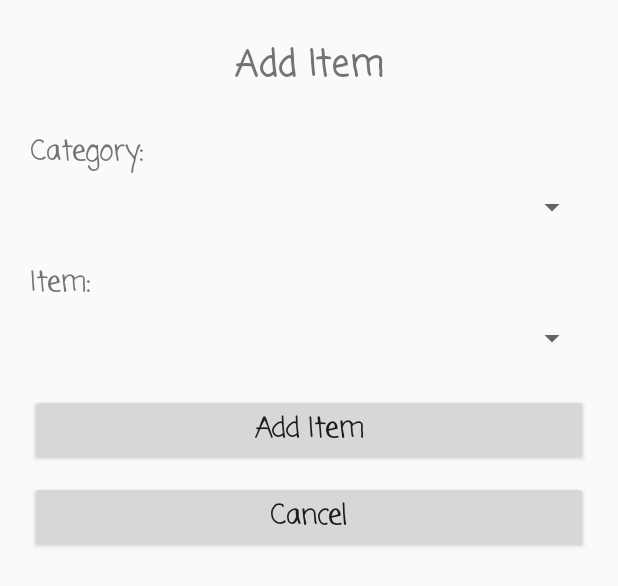
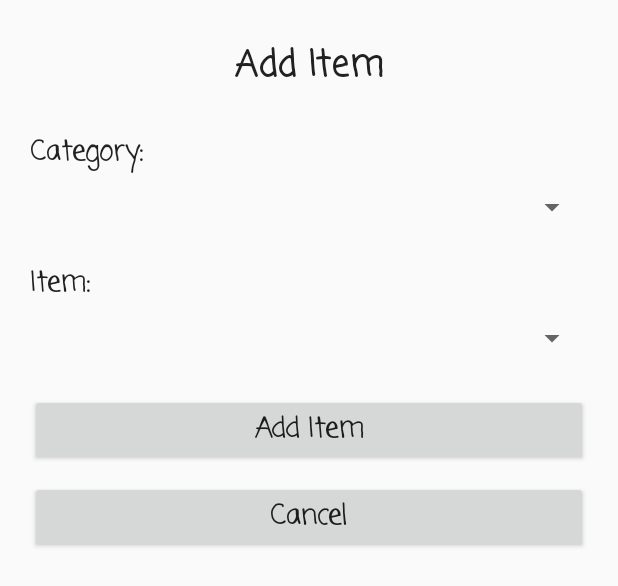
Before and after one commit to xuzihan0311/Fridge_Wizard, an Android app: the layout additems.xml on its own in the app's theme, with its tools: preview values and no code run, on a phone screen of 412 x 824 dp. Shown: the top 586 px of the screen. Run offline under Robolectric (Android 15) with nearby library versions, the phone set to English and light mode, and no system bars.

Commit message:
Changed text color

```diff
--- a/app/src/main/res/layout/additems.xml
+++ b/app/src/main/res/layout/additems.xml
@@ -16,7 +16,8 @@
         android:textAlignment="center"
         android:text="Add Item"
         android:layout_marginLeft="10dp"
-        android:layout_marginRight="10dp" />
+        android:layout_marginRight="10dp"
+        android:textColor="?android:attr/textColorPrimary" />
 
     <TextView
         android:text="Category:"
@@ -28,7 +29,8 @@
         android:layout_marginTop="25dp"
         android:layout_marginLeft="10dp"
         android:layout_marginRight="10dp"
-        android:textStyle="normal|bold" />
+        android:textStyle="normal|bold"
+        android:textColor="?android:attr/textColorPrimary" />
 
     <Spinner
         android:layout_width="match_parent"
@@ -48,7 +50,8 @@
         android:layout_marginLeft="10dp"
         android:layout_marginRight="10dp"
         android:layout_marginTop="25dp"
-        android:textStyle="normal|bold" />
+        android:textStyle="normal|bold"
+        android:textColor="?android:attr/textColorPrimary" />
 
     <Spinner
         android:layout_width="match_parent"
@@ -70,7 +73,8 @@
         android:layout_marginLeft="10dp"
         android:layout_marginRight="10dp"
         android:layout_marginTop="25dp"
-        android:textStyle="normal|bold" />
+        android:textStyle="normal|bold"
+        android:textColor="?android:attr/textColorPrimary" />
 
     <Button
         android:text="Cancel"
```
Also changed, not shown: app/src/main/res/layout/recipe_instruction.xml (+5 -3 lines).
